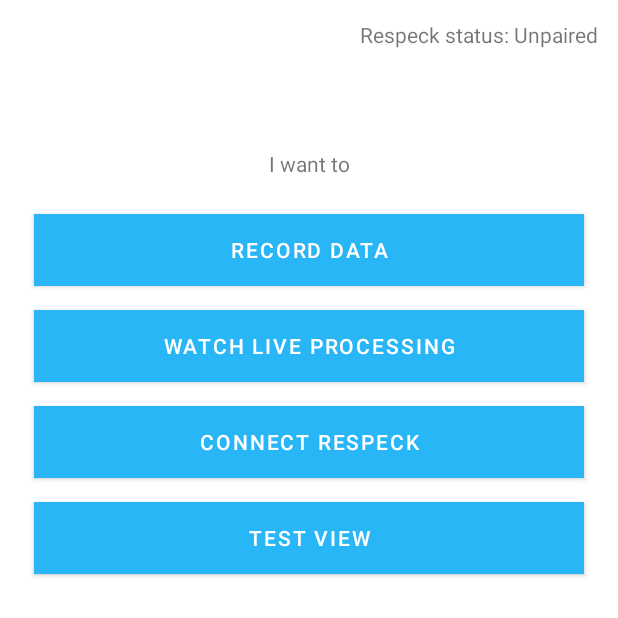
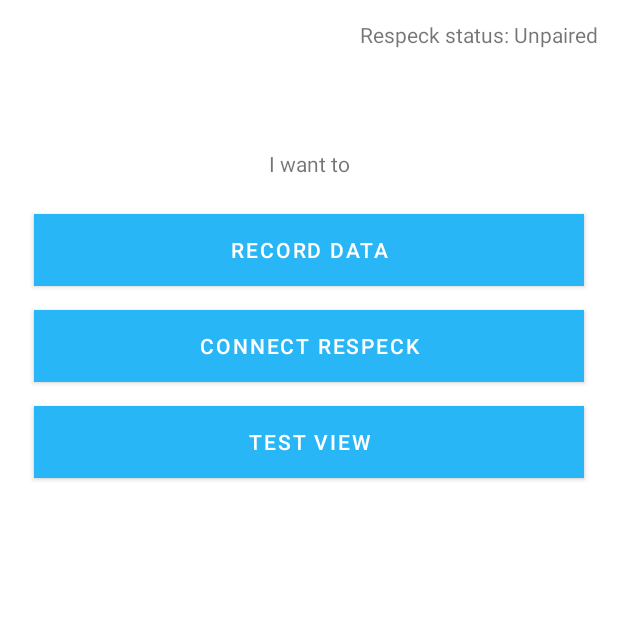
Before and after one commit to JMaio/pdiot-har-project, an Android app: the MainActivity screen opened directly, with no data from a screen before it, on a phone screen of 412 x 824 dp, the top half of it. Run offline under Robolectric (Android 15) with nearby library versions, the phone set to English and light mode, and no system bars.

Commit message:
[app] remove old activity button click listeners

```diff
--- a/pdiotapp/app/src/main/java/com/specknet/pdiotapp/MainActivity.kt
+++ b/pdiotapp/app/src/main/java/com/specknet/pdiotapp/MainActivity.kt
@@ -28,7 +28,7 @@
 class MainActivity : AppCompatActivity() {
 
     // buttons and textviews
-    lateinit var liveProcessingButton: Button
+//    lateinit var liveProcessingButton: Button
     lateinit var pairingButton: Button
     lateinit var recordButton: Button
     lateinit var testButton: Button
@@ -66,7 +66,7 @@
             startActivity(introIntent)
         }
 
-        liveProcessingButton = findViewById(R.id.live_button)
+//        liveProcessingButton = findViewById(R.id.live_button)
         pairingButton = findViewById(R.id.ble_button)
         recordButton = findViewById(R.id.record_button)
         testButton = findViewById(R.id.test_button)
@@ -100,10 +100,10 @@
     }
 
     fun setupClickListeners() {
-        liveProcessingButton.setOnClickListener {
-            val intent = Intent(this, LiveDataFragment::class.java)
-            startActivity(intent)
-        }
+//        liveProcessingButton.setOnClickListener {
+//            val intent = Intent(this, LiveDataFragment::class.java)
+//            startActivity(intent)
+//        }
 
         pairingButton.setOnClickListener {
             val intent = Intent(this, ConnectingActivity::class.java)
@@ -115,10 +115,10 @@
             startActivity(intent)
         }
 
-        testButton.setOnClickListener {
-            val i = Intent(this, BottomNavActivity::class.java)
-            startActivity(i)
-        }
+//        testButton.setOnClickListener {
+//            val i = Intent(this, BottomNavActivity::class.java)
+//            startActivity(i)
+//        }
     }
 
     fun setupPermissions() {
--- a/pdiotapp/app/src/main/res/layout/activity_main.xml
+++ b/pdiotapp/app/src/main/res/layout/activity_main.xml
@@ -47,19 +47,6 @@
 
 
         <Button
-            android:id="@+id/live_button"
-            android:layout_width="550px"
-            android:layout_height="wrap_content"
-            android:layout_marginTop="16dp"
-            android:background="#03A9F4"
-            android:text="Watch live processing"
-            android:textColor="#FFFFFF"
-            app:layout_constraintEnd_toEndOf="parent"
-            app:layout_constraintStart_toStartOf="parent"
-            app:layout_constraintTop_toBottomOf="@+id/record_button" />
-
-
-        <Button
             android:id="@+id/ble_button"
             android:layout_width="550px"
             android:layout_height="wrap_content"
@@ -69,7 +56,7 @@
             android:textColor="#FFFFFF"
             app:layout_constraintEnd_toEndOf="parent"
             app:layout_constraintStart_toStartOf="parent"
-            app:layout_constraintTop_toBottomOf="@+id/live_button" />
+            app:layout_constraintTop_toBottomOf="@+id/record_button" />
 
         <Button
             android:id="@+id/test_button"
```
